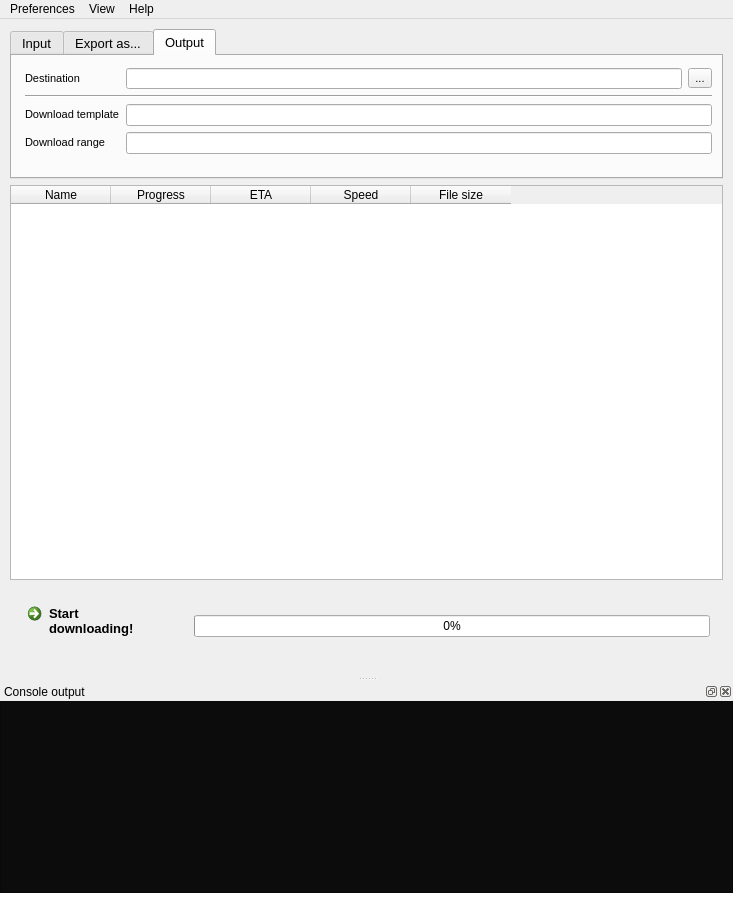
Before: the Qt Designer form interface/newmain.ui in MatusGuy/youtube-dl_GUI, drawn with Qt 5.
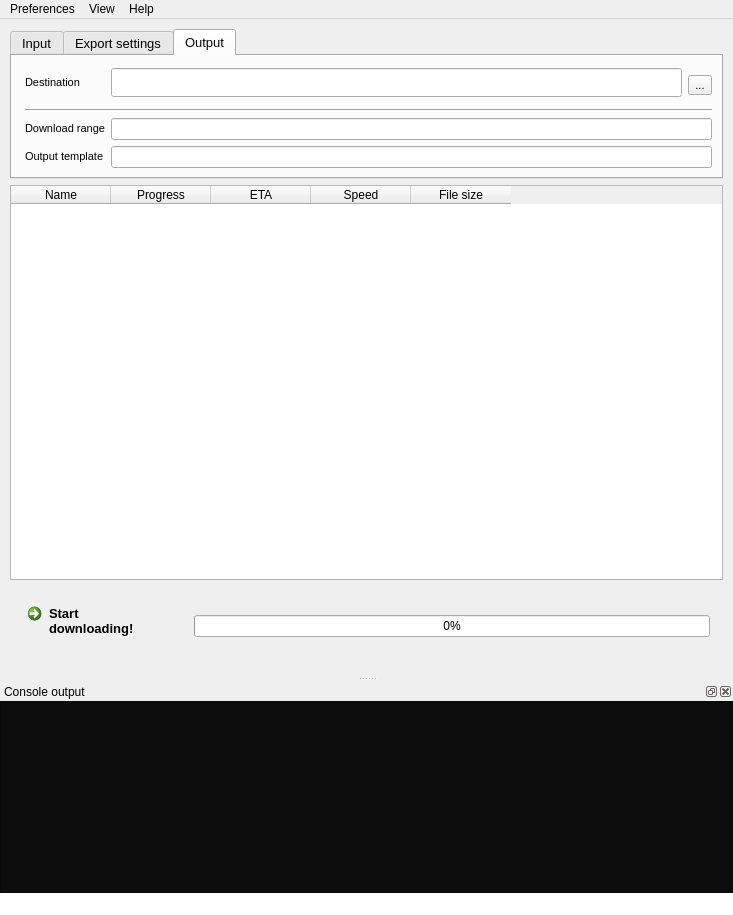
After: the same form once the commit is applied. The open tabs and pages were chosen to show the change. Icons and pictures are not drawn.

Commit message: Added insides for the tabs

The edit to the form file:
```diff
--- a/interface/newmain.ui
+++ b/interface/newmain.ui
@@ -168,7 +168,7 @@
       </layout>
      </widget>
     </item>
-    <item row="0" column="0">
+    <item row="1" column="0">
      <widget class="QTabWidget" name="BeforeDownload">
       <property name="minimumSize">
        <size>
@@ -232,7 +232,7 @@
         </font>
        </property>
        <attribute name="title">
-        <string>Export as...</string>
+        <string>Export settings</string>
        </attribute>
        <layout class="QHBoxLayout" name="horizontalLayout_3">
         <property name="leftMargin">
@@ -279,28 +279,15 @@
         <property name="topMargin">
          <number>12</number>
         </property>
-        <item row="2" column="0" colspan="4">
-         <widget class="Line" name="line_4">
+        <item row="2" column="0" colspan="5">
+         <widget class="Line" name="_line0">
           <property name="orientation">
            <enum>Qt::Horizontal</enum>
           </property>
          </widget>
         </item>
-        <item row="4" column="1" colspan="3">
-         <widget class="QLineEdit" name="lineEdit_5"/>
-        </item>
-        <item row="0" column="1" colspan="2">
-         <widget class="QLineEdit" name="lineEdit_4">
-          <property name="sizePolicy">
-           <sizepolicy hsizetype="Expanding" vsizetype="Expanding">
-            <horstretch>100</horstretch>
-            <verstretch>0</verstretch>
-           </sizepolicy>
-          </property>
-         </widget>
-        </item>
-        <item row="5" column="0">
-         <widget class="QLabel" name="label_7">
+        <item row="4" column="0">
+         <widget class="QLabel" name="RangeLabel">
           <property name="sizePolicy">
            <sizepolicy hsizetype="Preferred" vsizetype="Fixed">
             <horstretch>0</horstretch>
@@ -312,21 +299,21 @@
           </property>
          </widget>
         </item>
-        <item row="5" column="1" colspan="3">
-         <widget class="QLineEdit" name="lineEdit_6"/>
+        <item row="5" column="1" colspan="4">
+         <widget class="QLineEdit" name="TemplateInput"/>
         </item>
-        <item row="6" column="0">
-         <spacer name="verticalSpacer">
-          <property name="orientation">
-           <enum>Qt::Vertical</enum>
+        <item row="0" column="1" colspan="3">
+         <widget class="QLineEdit" name="DestinationInput">
+          <property name="sizePolicy">
+           <sizepolicy hsizetype="Expanding" vsizetype="Expanding">
+            <horstretch>100</horstretch>
+            <verstretch>0</verstretch>
+           </sizepolicy>
           </property>
-          <property name="sizeHint" stdset="0">
-           <size>
-            <width>20</width>
-            <height>40</height>
-           </size>
-          </property>
-         </spacer>
+         </widget>
+        </item>
+        <item row="4" column="1" colspan="4">
+         <widget class="QLineEdit" name="RangeInput"/>
         </item>
         <item row="0" column="0">
          <widget class="QLabel" name="label_5">
@@ -335,8 +322,8 @@
           </property>
          </widget>
         </item>
-        <item row="4" column="0">
-         <widget class="QLabel" name="label_6">
+        <item row="5" column="0">
+         <widget class="QLabel" name="TemplateLabel">
           <property name="sizePolicy">
            <sizepolicy hsizetype="Fixed" vsizetype="Fixed">
             <horstretch>0</horstretch>
@@ -344,12 +331,12 @@
            </sizepolicy>
           </property>
           <property name="text">
-           <string>Download template</string>
+           <string>Output template</string>
           </property>
          </widget>
         </item>
-        <item row="0" column="3">
-         <widget class="QToolButton" name="toolButton">
+        <item row="0" column="4" rowspan="2">
+         <widget class="QToolButton" name="DestinationButton">
           <property name="sizePolicy">
            <sizepolicy hsizetype="Fixed" vsizetype="Fixed">
             <horstretch>0</horstretch>
```
Left out of the diff: 26 changed lines with no effect on the pictures. The commit also changes 2 other files.
